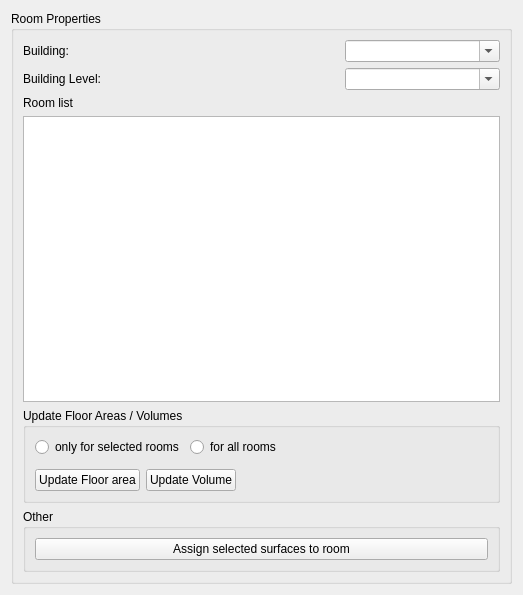
Before: the Qt Designer form SIM-VICUS/src/SVPropBuildingZoneProperty.ui in ghorwin/SIM-VICUS, drawn with Qt 5.
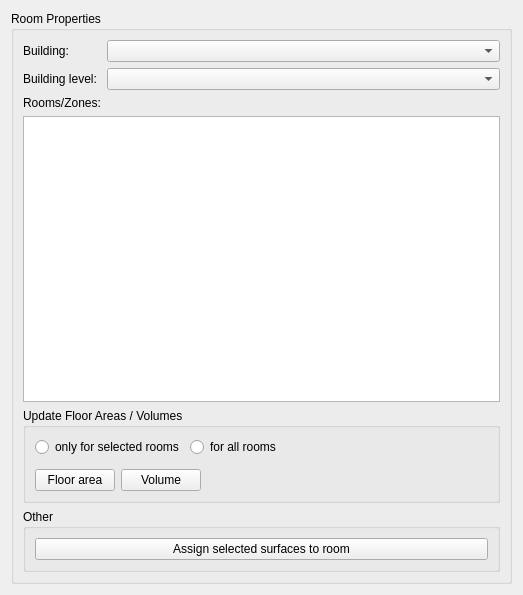
After: the same form once the commit is applied.

Commit message: Code review of SVPropBuildingZoneProperty: Typos fixed, layout issues fixed, added TODOs, fixed memory loss, code cleanup

```diff
--- a/SIM-VICUS/src/SVPropBuildingZoneProperty.ui
+++ b/SIM-VICUS/src/SVPropBuildingZoneProperty.ui
@@ -19,7 +19,7 @@
      <property name="title">
       <string>Room Properties</string>
      </property>
-     <layout class="QGridLayout" name="gridLayout_3">
+     <layout class="QGridLayout" name="gridLayout_3" columnstretch="0,1">
       <item row="0" column="0">
        <widget class="QLabel" name="label_6">
         <property name="text">
@@ -27,58 +27,13 @@
         </property>
        </widget>
       </item>
-      <item row="0" column="2">
-       <widget class="QComboBox" name="comboBoxBuildingFilter">
-        <property name="editable">
-         <bool>true</bool>
-        </property>
-       </widget>
+      <item row="0" column="1">
+       <widget class="QComboBox" name="comboBoxBuildingFilter"/>
       </item>
-      <item row="1" column="0">
-       <widget class="QLabel" name="label_7">
-        <property name="text">
-         <string>Building Level:</string>
-        </property>
-       </widget>
+      <item row="1" column="1">
+       <widget class="QComboBox" name="comboBoxBuildingLevelFilter"/>
       </item>
-      <item row="1" column="2">
-       <widget class="QComboBox" name="comboBoxBuildingLevelFilter">
-        <property name="editable">
-         <bool>true</bool>
-        </property>
-       </widget>
-      </item>
-      <item row="2" column="0">
-       <widget class="QLabel" name="label_8">
-        <property name="text">
-         <string>Room list</string>
-        </property>
-       </widget>
-      </item>
-      <item row="2" column="1">
-       <spacer name="verticalSpacer_2">
-        <property name="orientation">
-         <enum>Qt::Vertical</enum>
-        </property>
-        <property name="sizeType">
-         <enum>QSizePolicy::Fixed</enum>
-        </property>
-        <property name="sizeHint" stdset="0">
-         <size>
-          <width>20</width>
-          <height>5</height>
-         </size>
-        </property>
-       </spacer>
-      </item>
-      <item row="3" column="0" colspan="3">
-       <widget class="QTableWidget" name="tableWidgetZones">
-        <property name="selectionMode">
-         <enum>QAbstractItemView::ExtendedSelection</enum>
-        </property>
-       </widget>
-      </item>
-      <item row="4" column="0" colspan="3">
+      <item row="4" column="0" colspan="2">
        <widget class="QGroupBox" name="groupBoxSelectedComponent2">
         <property name="title">
          <string>Update Floor Areas / Volumes</string>
@@ -127,14 +82,14 @@
            <item>
             <widget class="QPushButton" name="pushButtonFloorArea">
              <property name="text">
-              <string>Update Floor area</string>
+              <string>Floor area</string>
              </property>
             </widget>
            </item>
            <item>
             <widget class="QPushButton" name="pushButtonVolume">
              <property name="text">
-              <string>Update Volume</string>
+              <string>Volume</string>
              </property>
             </widget>
            </item>
@@ -156,7 +111,21 @@
         </layout>
        </widget>
       </item>
-      <item row="5" column="0" colspan="3">
+      <item row="3" column="0" colspan="2">
+       <widget class="QTableWidget" name="tableWidgetZones">
+        <property name="selectionMode">
+         <enum>QAbstractItemView::ExtendedSelection</enum>
+        </property>
+       </widget>
+      </item>
+      <item row="1" column="0">
+       <widget class="QLabel" name="label_7">
+        <property name="text">
+         <string>Building level:</string>
+        </property>
+       </widget>
+      </item>
+      <item row="5" column="0" colspan="2">
        <widget class="QGroupBox" name="groupBox">
         <property name="title">
          <string>Other</string>
@@ -172,6 +141,13 @@
         </layout>
        </widget>
       </item>
+      <item row="2" column="0">
+       <widget class="QLabel" name="label_8">
+        <property name="text">
+         <string>Rooms/Zones:</string>
+        </property>
+       </widget>
+      </item>
      </layout>
     </widget>
    </item>
```
Left out of the diff: 2 changed lines with no effect on the pictures. The commit also changes 1 other file.
